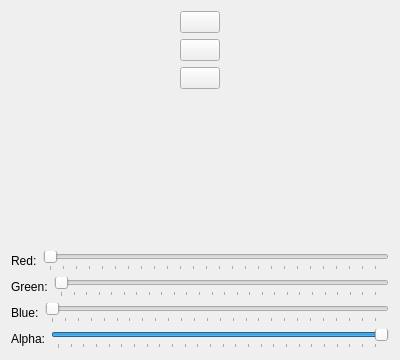
The window that ui/toolpane.ui (University-of-Utah-CS3505/a5-sprite-editor-f25-leomartinez47) describes before a commit, drawn with Qt 5.
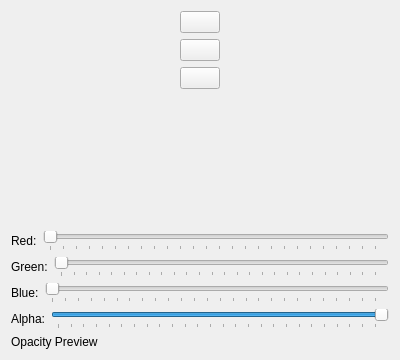
The same window after the commit.

Commit message: opacity and color preview boxes for the user before drawing

The edit to the form file:
```diff
--- a/ui/toolpane.ui
+++ b/ui/toolpane.ui
@@ -214,6 +214,13 @@
      </item>
     </layout>
    </item>
+   <item>
+    <widget class="QLabel" name="opacityPreview">
+     <property name="text">
+      <string>Opacity Preview</string>
+     </property>
+    </widget>
+   </item>
   </layout>
  </widget>
  <resources/>
```
Left out of the diff: 35 changed lines with no effect on the pictures. The commit also changes 4 other files.
